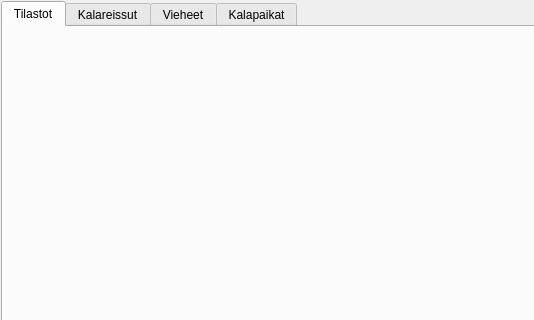
First picture: the form in mainwindow.ui, repository samuliwritescode/uistelupaivakirja-desktop, before the edit; both pictures show x 0 to 534 and y 0 to 320 of the 1097 by 910 pixel window.
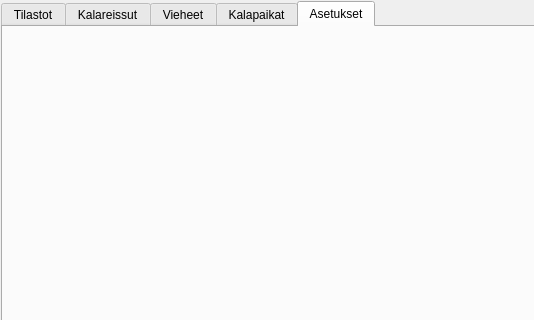
Second picture: the form after the edit. The open tabs and pages were chosen to show the change. Icons and pictures are not drawn.

Commit message: -Asetukset välilehti

```diff
--- a/mainwindow.ui
+++ b/mainwindow.ui
@@ -119,6 +119,16 @@
        </attribute>
        <layout class="QHBoxLayout" name="horizontalLayout"/>
       </widget>
+      <widget class="QWidget" name="settingsTab">
+       <attribute name="icon">
+        <iconset resource="resources.qrc">
+         <normaloff>:/res/preferences-system-3.png</normaloff>:/res/preferences-system-3.png</iconset>
+       </attribute>
+       <attribute name="title">
+        <string>Asetukset</string>
+       </attribute>
+       <layout class="QHBoxLayout" name="horizontalLayout_2"/>
+      </widget>
      </widget>
     </item>
    </layout>
```
The commit also changes 8 other files.
